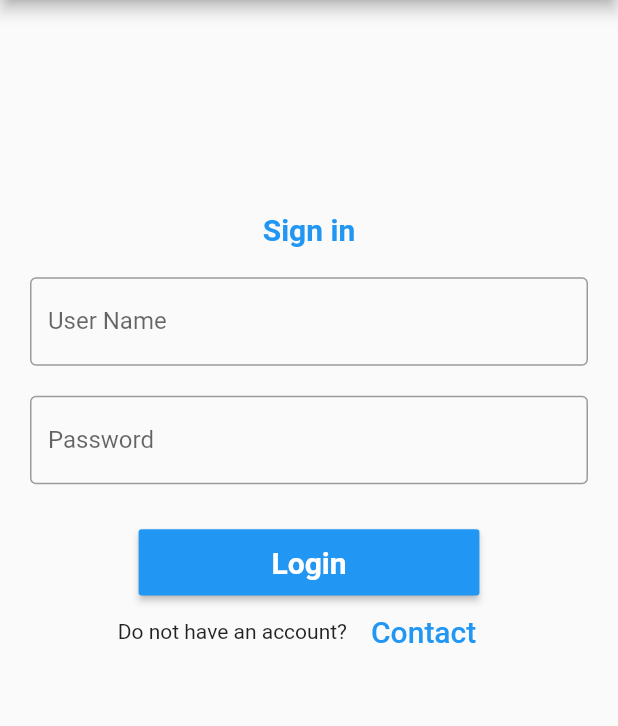
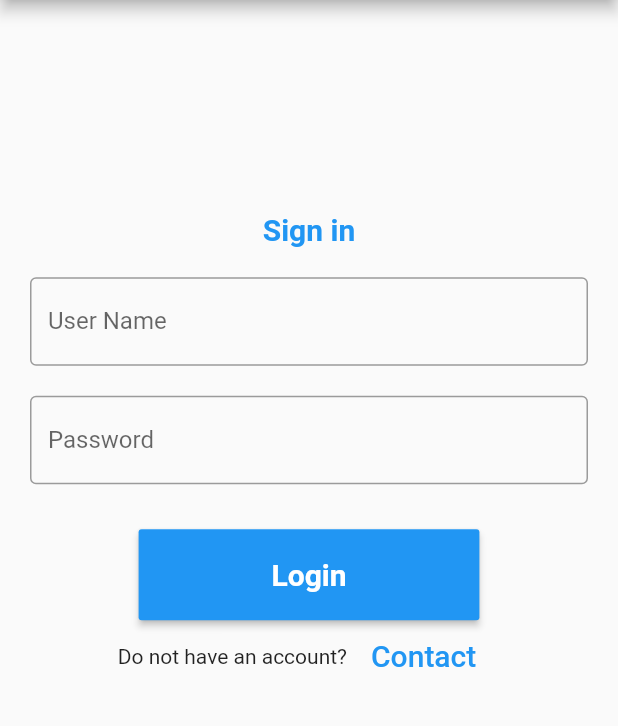
Before and after one commit to heeshala/SmartTraveller, a Flutter app: the screen it shows after launch, on a phone screen of 412 x 824 dp, the part 84-810 px from its top. Run offline on Flutter 3.47's test engine with Material 2 defaults, Android fonts, the phone set to English and light mode, and no system bars; our stand-ins replace animated_splash_screen, cloud_firestore, cool_alert, firebase_core, google_fonts, shared_preferences; missing offline and left inert: encrypt, flutter_nfc_reader, twilio_flutter; accounts and stored records are empty.

Commit message:
Fix LoginButton

```diff
--- a/lib/pages/home.dart
+++ b/lib/pages/home.dart
@@ -1,4 +1,4 @@
-import 'package:firebase_core/firebase_core.dart';
+
 import 'package:flutter/material.dart';
 import 'package:cloud_firestore/cloud_firestore.dart';
 import 'package:google_fonts/google_fonts.dart';
@@ -65,7 +65,7 @@ class Home extends StatelessWidget {
                   ),
 
                   Container(
-                      height: displayHeight*0.09,
+                      height: displayHeight*0.11,
 
                       padding: EdgeInsets.fromLTRB(displayWidth*0.2, 30, displayWidth*0.2, 0),
                       child: RaisedButton(
```
